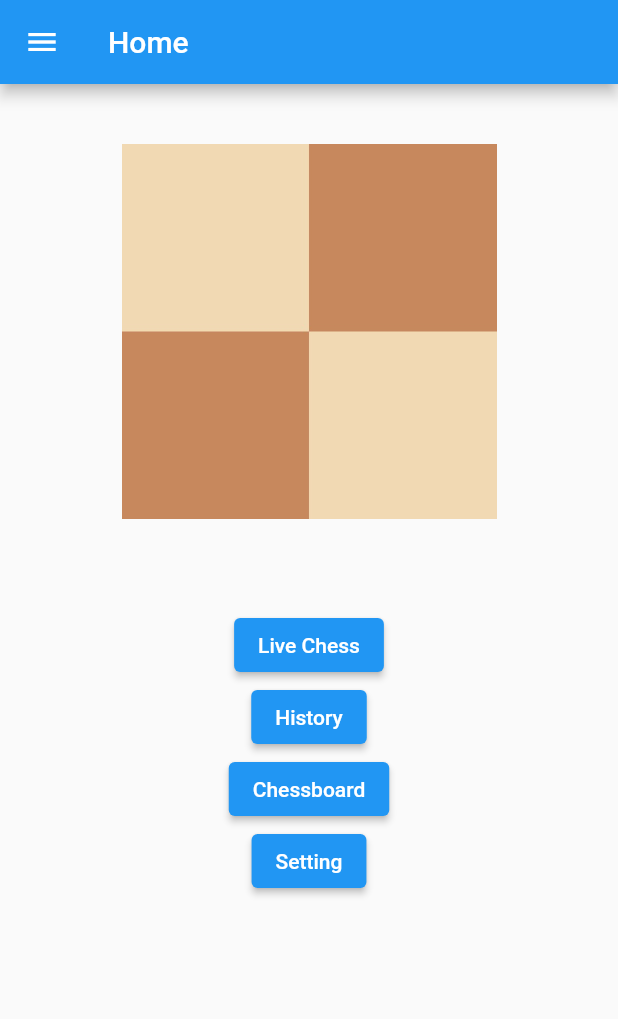
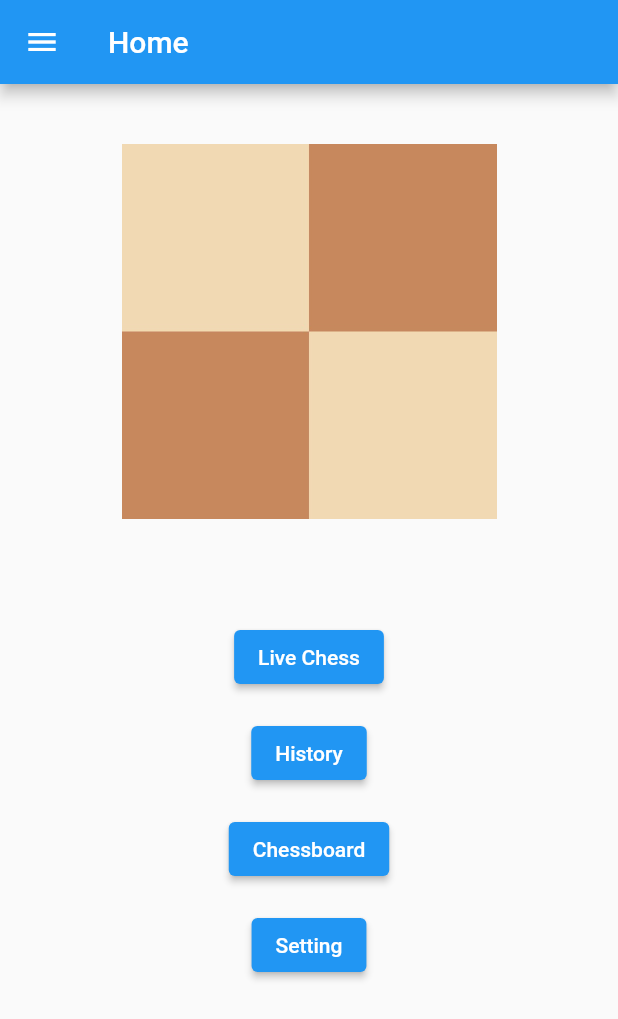
Before and after one commit to simsim2030/clio_app_amp_v2, a Flutter app: the HomePage screen opened directly, on a phone screen of 412 x 824 dp. Shown: the top 1019 px of the screen. Run offline on Flutter 3.47's test engine with Material 2 defaults, Android fonts, the phone set to English and light mode, and no system bars; our stand-ins replace flutter_svg; missing offline and left inert: amplify_auth_cognito, amplify_authenticator, amplify_flutter, chess, dart:ffi, flutter_stateless_chessboard; generated files the repository leaves out were written again.

Commit message:
spacing for home page buttons

```diff
--- a/lib/Screens/Home/home_page.dart
+++ b/lib/Screens/Home/home_page.dart
@@ -36,26 +36,39 @@ class _HomePageState extends State<HomePage> {
                 fit: BoxFit.cover,
               ),
               Container(height: 60.0),
-              ElevatedButton(
+              Padding(
+                padding: const EdgeInsets.all(8.0),
+                child: ElevatedButton(
                   onPressed: () {},
                   child: Text('Live Chess'),
                 ),
-              ElevatedButton(
+              ),
+              Padding(
+                padding: const EdgeInsets.all(8.0),
+                child: ElevatedButton(
                   onPressed: () {
                     Navigator.of(context).pushNamed(HistoryPage.routeName);
                   },
                   child: Text('History'),
                 ),
-              ElevatedButton(
+              ),
+              Padding(
+                padding: const EdgeInsets.all(8.0),
+                child: ElevatedButton(
                     onPressed: () {
-                    Navigator.of(context).pushNamed(OfflineChessPage.routeName);
+                      Navigator.of(context)
+                          .pushNamed(OfflineChessPage.routeName);
                     },
                     child: Text('Chessboard')),
-              ElevatedButton(
+              ),
+              Padding(
+                padding: const EdgeInsets.all(8.0),
+                child: ElevatedButton(
                     onPressed: () {
                       Navigator.of(context).pushNamed(SettingPage.routeName);
                     },
                     child: Text('Setting')),
+              ),
             ],
           ),
         ),
```
Lines whose indentation alone changed are shown as unchanged.
